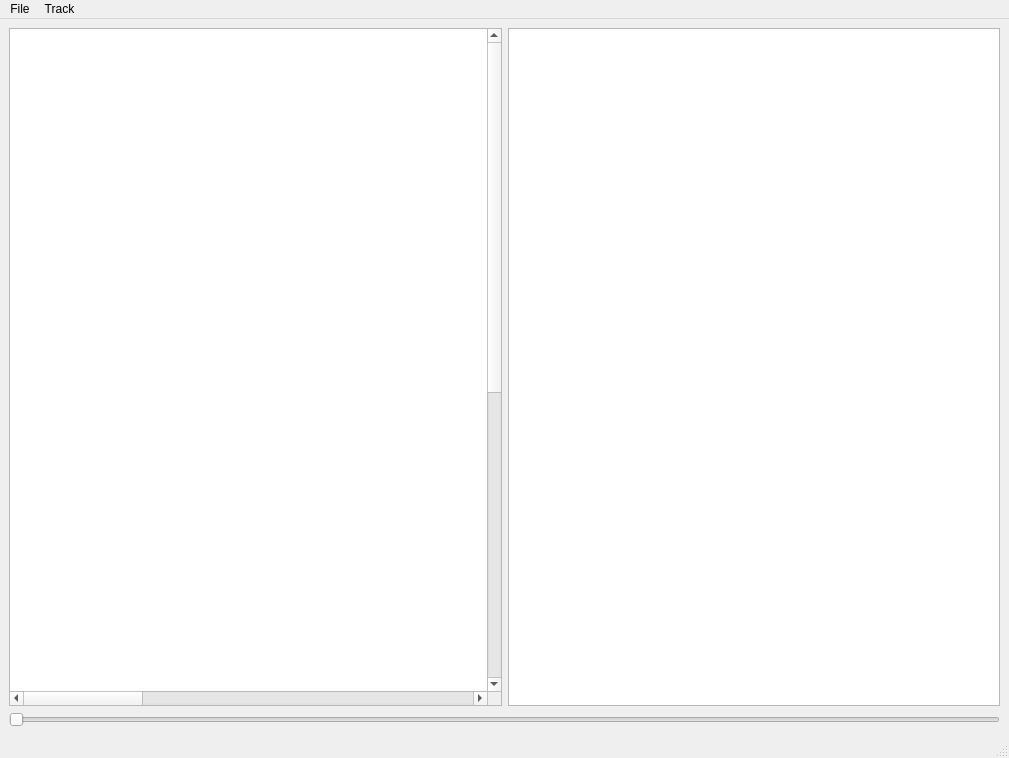
Old version of the form GUI/mainwindow.ui in the repository kostasl/zebrafish_tracker.
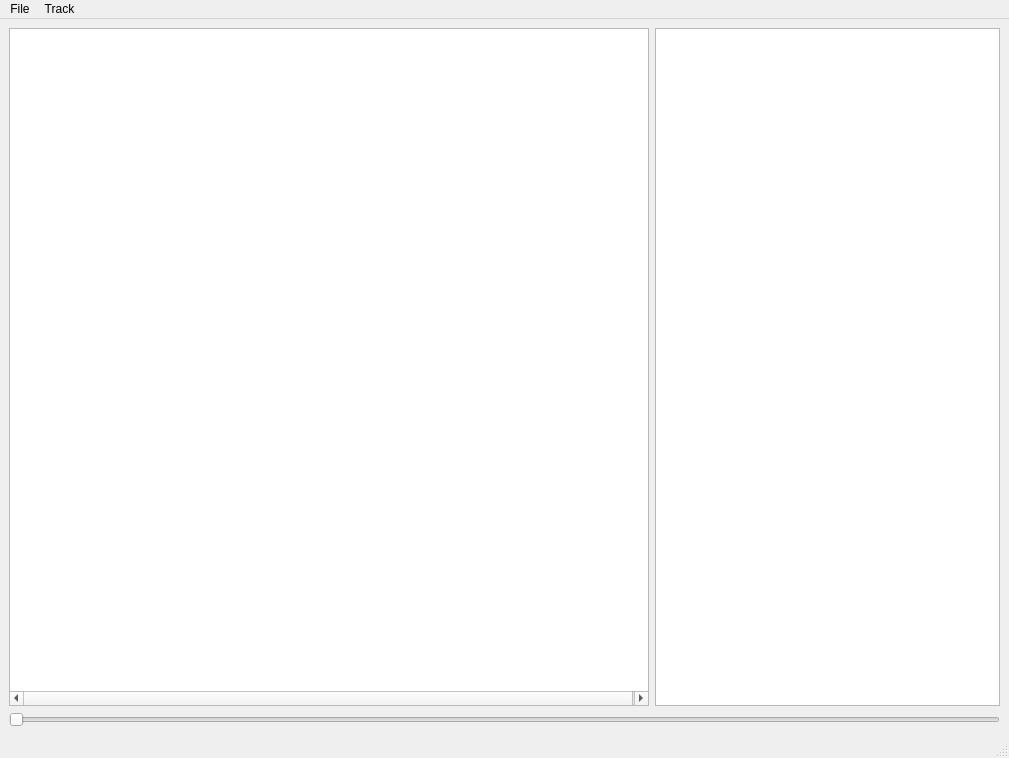
New version of the form.

Commit message: Added Track by default - Insured Single ROI across multiple vid processing- Added Vergence angle -Removed Unused Debug Windows

Diff of the .ui file:
```diff
--- a/GUI/mainwindow.ui
+++ b/GUI/mainwindow.ui
@@ -27,10 +27,16 @@
         </property>
         <item>
          <widget class="QGraphicsView" name="graphicsView">
+          <property name="minimumSize">
+           <size>
+            <width>640</width>
+            <height>480</height>
+           </size>
+          </property>
           <property name="maximumSize">
            <size>
-            <width>16777215</width>
-            <height>16777215</height>
+            <width>1980</width>
+            <height>1024</height>
            </size>
           </property>
           <property name="toolTip">
@@ -49,8 +55,8 @@
            <rectf>
             <x>100.000000000000000</x>
             <y>100.000000000000000</y>
-            <width>1800.000000000000000</width>
-            <height>1200.000000000000000</height>
+            <width>640.000000000000000</width>
+            <height>480.000000000000000</height>
            </rectf>
           </property>
           <property name="dragMode">
```
Left out of the diff: 4 changed lines with no effect on the pictures. The commit also changes 3 other files.
